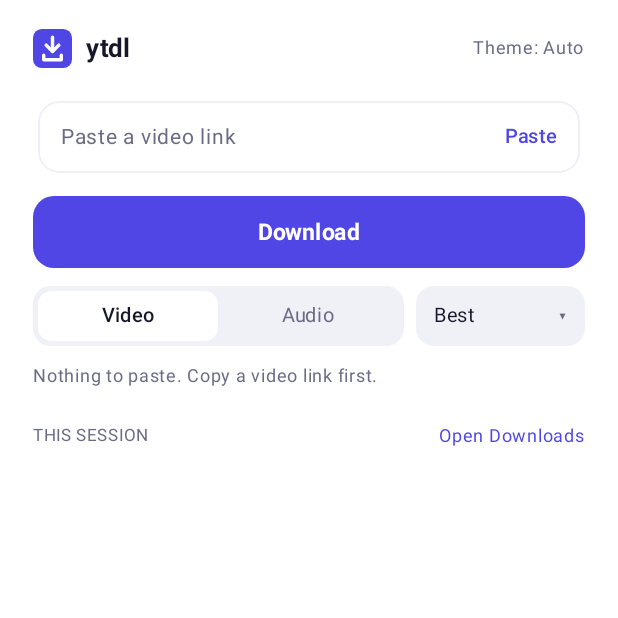
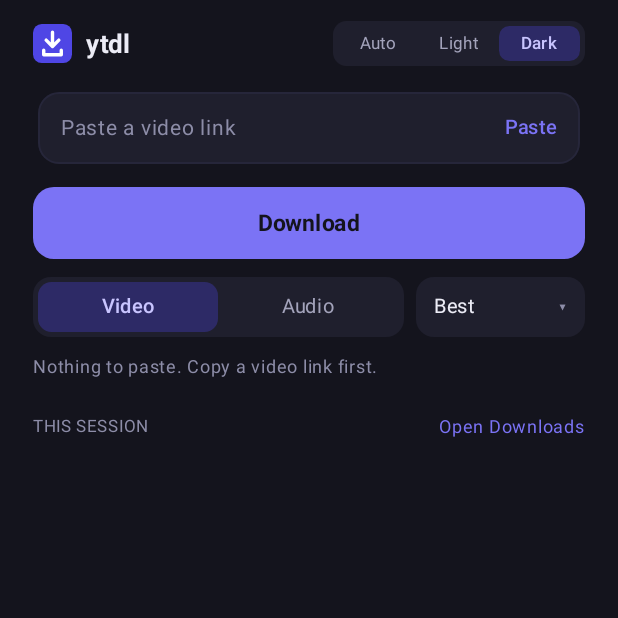
Before and after one commit to biswadipb/ytdl, an Android app built with Jetpack Compose: the screen it shows after launch (MainActivity), after a tap on "Paste", on a phone screen of 412 x 824 dp, the top half of it. Run offline under Robolectric (Android 15) with nearby library versions, the phone set to English and light mode, and no system bars; libraries missing offline, so code that uses them is left out: com.yausername.ffmpeg, com.yausername.youtubedl_android; 2 statements that could not run were skipped; 3 other taps on this screen came first.

Commit message:
ytdl minimal: theme is now an Auto / Light / Dark switch like Video / Audio
Co-Authored-By: Claude Sonnet 5.5 <noreply@anthropic.com>

```diff
--- a/minimal/android/app/src/main/java/dev/ytdl/minimal/MainActivity.kt
+++ b/minimal/android/app/src/main/java/dev/ytdl/minimal/MainActivity.kt
@@ -155,8 +155,8 @@ private fun Screen(vm: MinimalViewModel, p: Palette, onOpen: (Download) -> Unit,
             LogoMark(26)
             Text("ytdl", color = p.fg, fontSize = 17.sp, fontWeight = FontWeight.Bold)
             Spacer(Modifier.weight(1f))
-            Text("Theme: ${vm.theme.replaceFirstChar { it.uppercase() }}", color = p.muted, fontSize = 12.sp,
-                modifier = Modifier.clickable { vm.cycleTheme() }.padding(vertical = 6.dp))
+            SegmentedControl(THEME_LABELS, THEMES.indexOf(vm.theme), { vm.chooseTheme(THEMES[it]) }, p,
+                Modifier.width(168.dp), height = 30.dp, fontSize = 11.sp, corner = 9.dp, inner = 7.dp)
         }
         Spacer(Modifier.height(14.dp))
         LinkField(vm, p, onPaste)
@@ -211,19 +211,28 @@ private fun LinkField(vm: MinimalViewModel, p: Palette, onPaste: () -> Unit) {
     }
 }
 
+/** One switch used everywhere: Video | Audio, and Auto | Light | Dark. */
 @Composable
-private fun Segmented(vm: MinimalViewModel, p: Palette, modifier: Modifier) {
-    Row(modifier.height(40.dp).clip(RoundedCornerShape(12.dp)).background(p.seg).padding(3.dp)) {
-        listOf("Video" to false, "Audio" to true).forEach { (label, isAudio) ->
-            val on = vm.audio == isAudio
+private fun SegmentedControl(
+    labels: List<String>, selected: Int, onSelect: (Int) -> Unit, p: Palette, modifier: Modifier = Modifier,
+    height: androidx.compose.ui.unit.Dp = 40.dp, fontSize: androidx.compose.ui.unit.TextUnit = 13.sp,
+    corner: androidx.compose.ui.unit.Dp = 12.dp, inner: androidx.compose.ui.unit.Dp = 9.dp,
+) {
+    Row(modifier.height(height).clip(RoundedCornerShape(corner)).background(p.seg).padding(3.dp)) {
+        labels.forEachIndexed { i, label ->
+            val on = i == selected
             Box(
-                Modifier.weight(1f).fillMaxHeight().clip(RoundedCornerShape(9.dp)).background(if (on) p.segOn else Color.Transparent)
-                    .clickable { vm.chooseMode(isAudio) },
+                Modifier.weight(1f).fillMaxHeight().clip(RoundedCornerShape(inner)).background(if (on) p.segOn else Color.Transparent)
+                    .clickable { onSelect(i) },
                 contentAlignment = Alignment.Center,
-            ) { Text(label, color = if (on) p.segOnFg else p.segFg, fontSize = 13.sp, fontWeight = if (on) FontWeight.SemiBold else FontWeight.Normal) }
+            ) { Text(label, color = if (on) p.segOnFg else p.segFg, fontSize = fontSize, fontWeight = if (on) FontWeight.SemiBold else FontWeight.Normal) }
         }
     }
 }
+
+@Composable
+private fun Segmented(vm: MinimalViewModel, p: Palette, modifier: Modifier) =
+    SegmentedControl(listOf("Video", "Audio"), if (vm.audio) 1 else 0, { vm.chooseMode(it == 1) }, p, modifier)
 
 @Composable
 private fun QualityDropdown(vm: MinimalViewModel, p: Palette, modifier: Modifier) {
--- a/minimal/android/app/src/main/java/dev/ytdl/minimal/MinimalViewModel.kt
+++ b/minimal/android/app/src/main/java/dev/ytdl/minimal/MinimalViewModel.kt
@@ -17,10 +17,10 @@ class MinimalViewModel(app: Application) : AndroidViewModel(app) {
     private var videoIndex by mutableStateOf(prefs.getInt("video_q", 0).coerceIn(VIDEO_CHOICES.indices))
     private var audioIndex by mutableStateOf(prefs.getInt("audio_q", 0).coerceIn(AUDIO_CHOICES.indices))
 
-    var theme by mutableStateOf(prefs.getString("theme", "auto")?.takeIf { it in THEMES } ?: "auto")
+    var theme by mutableStateOf(cleanTheme(prefs.getString("theme", "auto")))
         private set
 
-    fun cycleTheme() { theme = nextTheme(theme); prefs.edit().putString("theme", theme).apply() }
+    fun chooseTheme(value: String) { theme = cleanTheme(value); prefs.edit().putString("theme", theme).apply() }
 
     val choices get() = if (audio) AUDIO_CHOICES else VIDEO_CHOICES
     val choiceIndex get() = if (audio) audioIndex else videoIndex
--- a/minimal/android/app/src/main/java/dev/ytdl/minimal/Rules.kt
+++ b/minimal/android/app/src/main/java/dev/ytdl/minimal/Rules.kt
@@ -61,6 +61,7 @@ fun friendlyError(raw: String?): String {
 }
 
 val THEMES = listOf("auto", "light", "dark")
+val THEME_LABELS = listOf("Auto", "Light", "Dark")
 
-/** Auto, then Light, then Dark, then back to Auto. */
-fun nextTheme(current: String): String = THEMES.getOrNull(THEMES.indexOf(current) + 1) ?: THEMES.first()
+/** A saved value that isn't one of the known themes means "auto". */
+fun cleanTheme(saved: String?): String = saved?.takeIf { it in THEMES } ?: "auto"
```
Also changed, not shown: 5 other files.
